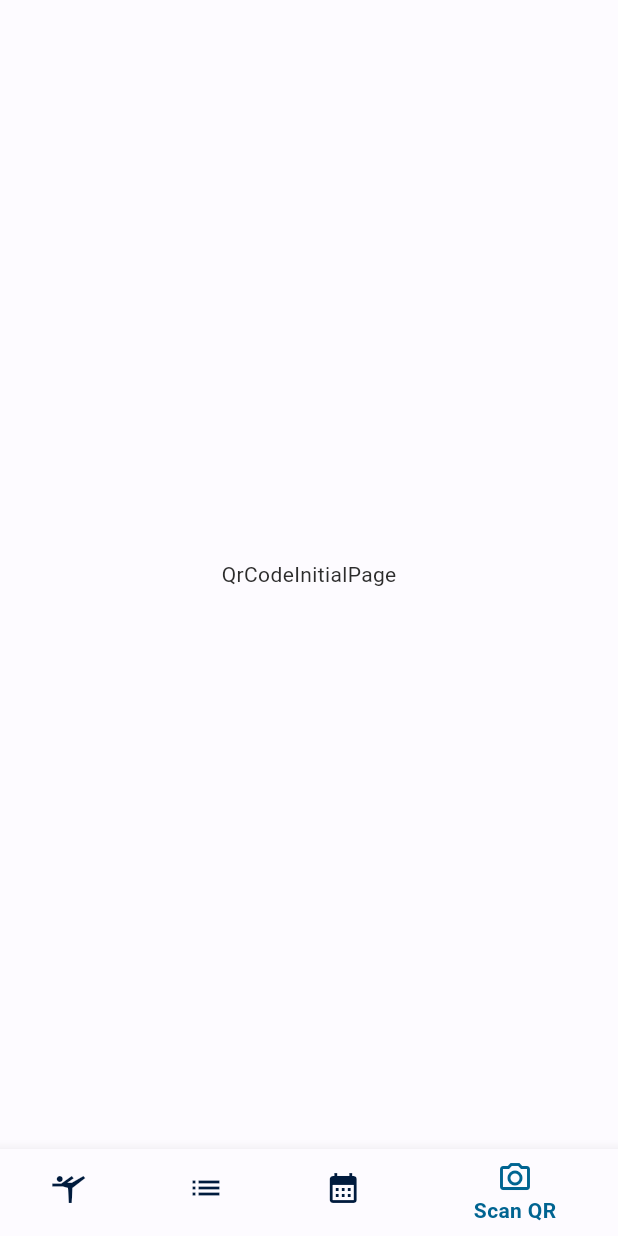
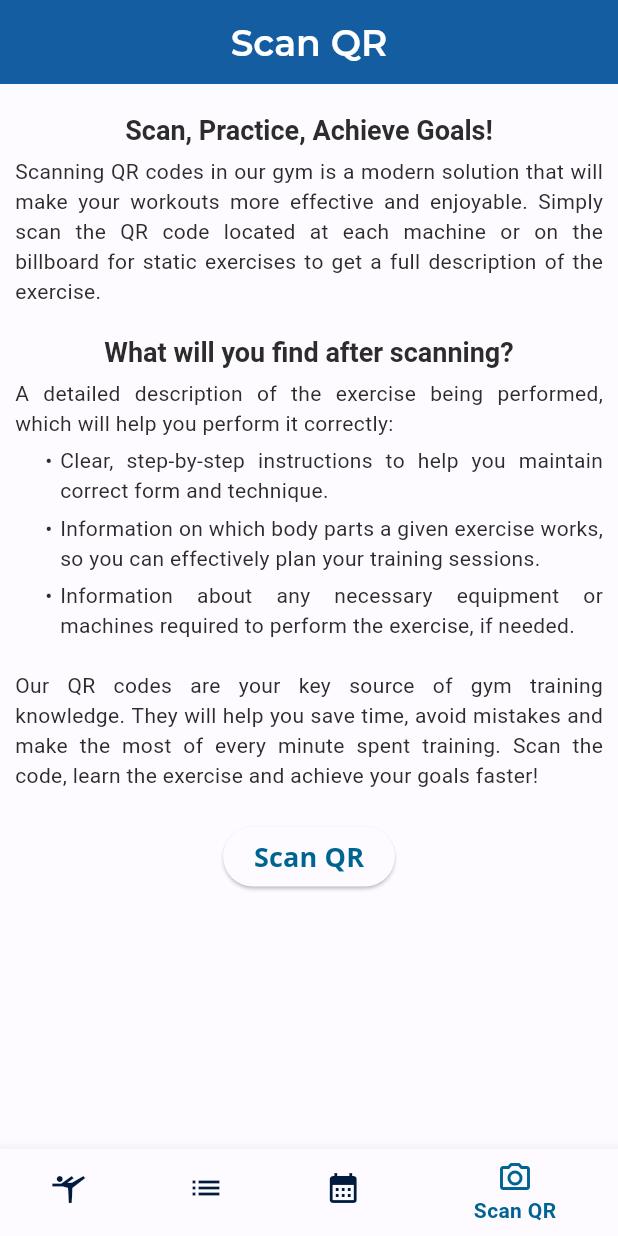
Before and after one commit to Keriw01/FitForge, a Flutter app: the screen it shows once a user with an empty profile is signed in, item 4 of the bottom bar chosen, on a phone screen of 412 x 824 dp. Run offline on Flutter 3.47's test engine with Material 3 defaults, Android fonts, the phone set to English and light mode, and no system bars; our stand-ins replace auto_route, cached_network_image, cloud_firestore, copy_with_extension, equatable, firebase_auth and 11 more; missing offline and left inert: mobile_scanner; accounts and stored records are empty.

Commit message:
add qr code pure and scan page

```diff
--- a/lib/consts/enums.dart
+++ b/lib/consts/enums.dart
@@ -30,3 +30,11 @@ enum FirestoreResponseMessage {
   firestoreException,
   defaultError,
 }
+
+enum QrScanErrorMessage {
+  none,
+  invalidBarcode,
+  qrCodeNotFound,
+  cameraAccessDenied,
+  cameraAccessLimited,
+}
--- a/lib/l10n/intl_en.arb
+++ b/lib/l10n/intl_en.arb
@@ -92,5 +92,20 @@
     "availableEquipment": "Available Equipment",
     "description": "Description",
     "addExerciseToYourPlan": "Add Exercise To Your Plan",
-    "exit": "Exit"
+    "exit": "Exit",
+    "scanQrInfo": "Scan QR code to get information and video instruction about this machine/exercise.",
+    "scanQrFirstHeader": "Scan, Practice, Achieve Goals!",
+    "scanQrFirstDescription": "Scanning QR codes in our gym is a modern solution that will make your workouts more effective and enjoyable. Simply scan the QR code located at each machine or on the billboard for static exercises to get a full description of the exercise.",
+    "scanQrSecondHeader": "What will you find after scanning?",
+    "scanQrFirstPoint": "A detailed description of the exercise being performed, which will help you perform it correctly:",
+    "scanQrSecondPoint": "Clear, step-by-step instructions to help you maintain correct form and technique.",
+    "scanQrThirdPoint": "Information on which body parts a given exercise works, so you can effectively plan your training sessions.",
+    "scanQrFourPoint": "Information about any necessary equipment or machines required to perform the exercise, if needed.",
+    "scanQrThirdHeader": "Our QR codes are your key source of gym training knowledge. They will help you save time, avoid mistakes and make the most of every minute spent training. Scan the code, learn the exercise and achieve your goals faster!",
+    "close": "Close",
+    "backButton": "Back",
+    "invalidBarcode": "The QR code is invalid or illegible. Please try scanning again.",
+    "qrCodeNotFound": "QR code not found. Make sure you are scanning the correct code.",
+    "cameraAccessDenied": "Camera permissions were denied.",
+    "cameraAccessLimited": "Camera permissions have been restricted."
 }
--- a/lib/main.dart
+++ b/lib/main.dart
@@ -1,6 +1,7 @@
 import 'package:fit_forge/pages/auth/cubit/auth_cubit.dart';
 import 'package:fit_forge/generated/l10n.dart';
 import 'package:fit_forge/pages/exercises/cubit/exercises_cubit.dart';
+import 'package:fit_forge/pages/scan_qr_code/cubit/qr_cubit.dart';
 import 'package:fit_forge/pages/settings/cubit/settings_cubit.dart';
 import 'package:fit_forge/routes/app_router.dart';
 import 'package:fit_forge/styles/custom_theme.dart';
@@ -36,6 +37,13 @@ class MyApp extends StatelessWidget {
           create: (context) => ExercisesCubit(_appRouter, context),
           lazy: false,
         ),
+        BlocProvider(
+          create: (context) => QrCubit(
+            _appRouter,
+            context,
+            BlocProvider.of<ExercisesCubit>(context),
+          ),
+        ),
       ],
       child: MaterialApp.router(
         routerConfig: _appRouter.config(),
--- a/lib/models/exercise.dart
+++ b/lib/models/exercise.dart
@@ -7,7 +7,7 @@ part 'exercise.g.dart';
 @freezed
 class Exercise with _$Exercise {
   factory Exercise({
-    required String qrCodeUrl,
+    required String qrCode,
     required String videoUrl,
     required String thumbnailUrl,
     required Translation title,
--- a/lib/pages/exercises/body_parts_page.dart
+++ b/lib/pages/exercises/body_parts_page.dart
@@ -26,7 +26,8 @@ class BodyPartsPage extends StatelessWidget {
             ScaffoldMessenger.of(context).showSnackBar(
               SnackBar(
                 content: Text(
-                  getResponseError(state.firestoreResponseMessage, context)!,
+                  getFirestoreResponseError(
+                      state.firestoreResponseMessage, context)!,
                 ),
               ),
             );
--- a/lib/pages/home/main_page.dart
+++ b/lib/pages/home/main_page.dart
@@ -14,7 +14,7 @@ class MainPage extends StatelessWidget {
         WorkoutsRoute(),
         BodyPartsRoute(),
         StatisticsRoute(),
-        QrCodeInitialRoute()
+        QrCodeRoute()
       ],
       builder: (context, child) {
         final tabsRouter = AutoTabsRouter.of(context);
--- /dev/null
+++ b/lib/pages/scan_qr_code/cubit/qr_state.dart
@@ -0,0 +1,18 @@
+part of 'qr_cubit.dart';
+
+@CopyWith()
+class QrState with EquatableMixin {
+  final String? barcode;
+  final QrScanErrorMessage qrScanErrorMessage;
+
+  QrState({
+    this.barcode,
+    this.qrScanErrorMessage = QrScanErrorMessage.none,
+  });
+
+  @override
+  List<Object?> get props => [
+        barcode,
+        qrScanErrorMessage,
+      ];
+}
--- a/lib/pages/scan_qr_code/qr_code_initial_page.dart
+++ /dev/null
@@ -1,16 +0,0 @@
-import 'package:auto_route/auto_route.dart';
-import 'package:fit_forge/pages/auth/cubit/auth_cubit.dart';
-import 'package:flutter/material.dart';
-import 'package:flutter_bloc/flutter_bloc.dart';
-
-@RoutePage()
-class QrCodeInitialPage extends StatelessWidget {
-  QrCodeInitialPage({super.key});
-
-  @override
-  Widget build(BuildContext context) {
-    return Center(
-      child: Text("QrCodeInitialPage"),
-    );
-  }
-}
--- /dev/null
+++ b/lib/pages/scan_qr_code/qr_code_page.dart
@@ -0,0 +1,128 @@
+import 'package:auto_route/auto_route.dart';
+import 'package:fit_forge/consts/enums.dart';
+import 'package:fit_forge/generated/l10n.dart';
+import 'package:fit_forge/pages/scan_qr_code/cubit/qr_cubit.dart';
+import 'package:fit_forge/utils/helpers/error_helpers.dart';
+import 'package:flutter/material.dart';
+import 'package:flutter_bloc/flutter_bloc.dart';
+
+@RoutePage()
+class QrCodePage extends StatelessWidget {
+  QrCodePage({super.key});
+
+  @override
+  Widget build(BuildContext context) {
+    return Scaffold(
+      appBar: AppBar(
+        title: Text(
+          S.of(context).scanQrLabel,
+          style: Theme.of(context).textTheme.titleLarge,
+        ),
+      ),
+      body: BlocListener<QrCubit, QrState>(
+        listener: (context, state) {
+          if (state.qrScanErrorMessage != QrScanErrorMessage.none) {
+            ScaffoldMessenger.of(context).showSnackBar(
+              SnackBar(
+                content: Text(
+                  getQrScanError(state.qrScanErrorMessage, context)!,
+                ),
+              ),
+            );
+          }
+        },
+        child: SingleChildScrollView(
+          child: Padding(
+            padding: const EdgeInsets.all(10),
+            child: Column(
+              children: [
+                const SizedBox(height: 10),
+                Text(
+                  S.of(context).scanQrFirstHeader,
+                  style: Theme.of(context).textTheme.headlineLarge,
+                ),
+                const SizedBox(height: 5),
+                Text(
+                  S.of(context).scanQrFirstDescription,
+                  style: Theme.of(context).textTheme.bodyMedium,
+                  textAlign: TextAlign.justify,
+                ),
+                const SizedBox(height: 20),
+                Text(
+                  S.of(context).scanQrSecondHeader,
+                  style: Theme.of(context).textTheme.headlineLarge,
+                ),
+                const SizedBox(height: 5),
+                Text(
+                  S.of(context).scanQrFirstPoint,
+                  style: Theme.of(context).textTheme.bodyMedium,
+                  textAlign: TextAlign.justify,
+                ),
+                const SizedBox(height: 5),
+                Row(
+                  crossAxisAlignment: CrossAxisAlignment.start,
+                  children: [
+                    const SizedBox(width: 20),
+                    const Text("•"),
+                    const SizedBox(width: 5),
+                    Expanded(
+                      child: Text(
+                        S.of(context).scanQrSecondPoint,
+                        style: Theme.of(context).textTheme.bodyMedium,
+                        textAlign: TextAlign.justify,
+                      ),
+                    ),
+                  ],
+                ),
+                const SizedBox(height: 5),
+                Row(
+                  crossAxisAlignment: CrossAxisAlignment.start,
+                  children: [
+                    const SizedBox(width: 20),
+                    const Text("•"),
+                    const SizedBox(width: 5),
+                    Expanded(
+                      child: Text(
+                        S.of(context).scanQrThirdPoint,
+                        style: Theme.of(context).textTheme.bodyMedium,
+                        textAlign: TextAlign.justify,
+                      ),
+                    ),
+                  ],
+                ),
+                const SizedBox(height: 5),
+                Row(
+                  crossAxisAlignment: CrossAxisAlignment.start,
+                  children: [
+                    const SizedBox(width: 20),
+                    const Text("•"),
+                    const SizedBox(width: 5),
+                    Expanded(
+                      child: Text(
+                        S.of(context).scanQrFourPoint,
+                        style: Theme.of(context).textTheme.bodyMedium,
+                        textAlign: TextAlign.justify,
+                      ),
+                    ),
+                  ],
+                ),
+                const SizedBox(height: 20),
+                Text(
+                  S.of(context).scanQrThirdHeader,
+                  style: Theme.of(context).textTheme.bodyMedium,
+                  textAlign: TextAlign.justify,
+                ),
+                const SizedBox(height: 20),
+                ElevatedButton(
+                  onPressed: () =>
+                      {context.read<QrCubit>().tryNavigateToScanPage()},
+                  child: Text(S.of(context).scanQrLabel),
+                ),
+              ],
+            ),
+          ),
+        ),
+      ),
+    );
+  }
+}
--- a/lib/pages/settings/settings_page.dart
+++ b/lib/pages/settings/settings_page.dart
@@ -37,7 +37,8 @@ class SettingsPage extends StatelessWidget {
             ScaffoldMessenger.of(context).showSnackBar(
               SnackBar(
                 content: Text(
-                  getResponseError(state.firestoreResponseMessage, context)!,
+                  getFirestoreResponseError(
+                      state.firestoreResponseMessage, context)!,
                 ),
               ),
             );
--- a/lib/routes/app_router.dart
+++ b/lib/routes/app_router.dart
@@ -7,8 +7,9 @@ import 'package:fit_forge/pages/exercises/exercises_page.dart';
 import 'package:fit_forge/pages/home/main_page.dart';
 import 'package:fit_forge/pages/auth/login/login_page.dart';
 import 'package:fit_forge/pages/auth/register/register_page.dart';
+import 'package:fit_forge/pages/scan_qr_code/qr_scan_page.dart';
 import 'package:fit_forge/pages/workouts/workouts_page.dart';
-import 'package:fit_forge/pages/scan_qr_code/qr_code_initial_page.dart';
+import 'package:fit_forge/pages/scan_qr_code/qr_code_page.dart';
 import 'package:fit_forge/pages/settings/settings_page.dart';
 import 'package:fit_forge/pages/statistics/history_page.dart';
 import 'package:fit_forge/pages/statistics/statistics_page.dart';
@@ -26,7 +27,7 @@ class AppRouter extends _$AppRouter {
           initial: true,
           children: [
             AutoRoute(page: MainRoute.page),
-            AutoRoute(page: QrCodeInitialRoute.page),
+            AutoRoute(page: QrCodeRoute.page),
             AutoRoute(page: WorkoutsRoute.page),
             AutoRoute(page: BodyPartsRoute.page),
             AutoRoute(page: StatisticsRoute.page),
@@ -37,5 +38,6 @@ class AppRouter extends _$AppRouter {
         AutoRoute(page: SettingsRoute.page),
         AutoRoute(page: ExercisesRoute.page),
         AutoRoute(page: ExerciseDetailRoute.page),
+        AutoRoute(page: QrScanRoute.page),
       ];
 }
--- a/pubspec.yaml
+++ b/pubspec.yaml
@@ -56,6 +56,8 @@ dependencies:
   intl_utils: ^2.8.7
   cached_network_image: ^3.4.0
   youtube_player_flutter: ^9.0.3
+  mobile_scanner: ^5.1.1
+  permission_handler: ^11.3.1
 
 dev_dependencies:
   flutter_test:
```
Also changed, not shown: lib/l10n/intl_pl.arb (+16 -1 lines), lib/pages/scan_qr_code/cubit/qr_cubit.dart (added, +95 -0 lines), lib/pages/scan_qr_code/qr_scan_page.dart (added, +81 -0 lines), lib/styles/custom_text_theme.dart (+4 -4 lines), lib/utils/helpers/error_helpers.dart (+26 -1 lines), lib/generated/intl/messages_en.dart, lib/generated/intl/messages_pl.dart, lib/generated/l10n.dart, lib/models/exercise.freezed.dart, lib/models/exercise.g.dart, lib/pages/scan_qr_code/cubit/qr_cubit.g.dart (added), lib/routes/app_router.gr.dart, pubspec.lock, 5 other files.
